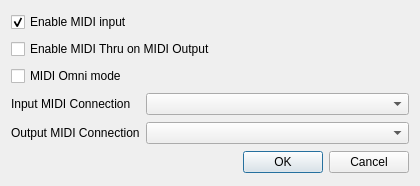
Before: the Qt Designer form src/midisetup.ui in pedrolcl/VMPK, drawn with Qt 5.
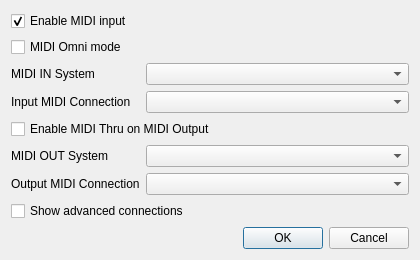
After: the same form once the commit is applied. Icons and pictures are not drawn.

```diff
--- a/src/midisetup.ui
+++ b/src/midisetup.ui
@@ -24,7 +24,7 @@
     <x>0</x>
     <y>0</y>
     <width>420</width>
-    <height>186</height>
+    <height>256</height>
    </rect>
   </property>
   <property name="minimumSize">
@@ -40,8 +40,8 @@
    <iconset resource="../data/vmpk.qrc">
     <normaloff>:/vpiano/vmpk_32x32.png</normaloff>:/vpiano/vmpk_32x32.png</iconset>
   </property>
-  <layout class="QGridLayout">
-   <item row="0" column="0" colspan="2">
+  <layout class="QGridLayout" name="gridLayout">
+   <item row="0" column="0" colspan="3">
     <widget class="QCheckBox" name="chkEnableInput">
      <property name="whatsThis">
       <string>Check this box to enable MIDI input for the program. In Linux and Mac OSX the input port is always enabled and can't be un-ckecked</string>
@@ -54,7 +54,17 @@
      </property>
     </widget>
    </item>
-   <item row="1" column="0" colspan="2">
+   <item row="9" column="0" colspan="3">
+    <widget class="QDialogButtonBox" name="buttonBox">
+     <property name="orientation">
+      <enum>Qt::Horizontal</enum>
+     </property>
+     <property name="standardButtons">
+      <set>QDialogButtonBox::Cancel|QDialogButtonBox::Ok</set>
+     </property>
+    </widget>
+   </item>
+   <item row="5" column="0" colspan="2">
     <widget class="QCheckBox" name="chkEnableThru">
      <property name="whatsThis">
       <string>Check this box to enable the MIDI Thru function: any MIDI event received in the input port will be copied unchanged to the output port</string>
@@ -64,7 +74,55 @@
      </property>
     </widget>
    </item>
-   <item row="3" column="0">
+   <item row="6" column="0">
+    <widget class="QLabel" name="labelOutputBackend">
+     <property name="text">
+      <string>MIDI OUT System</string>
+     </property>
+    </widget>
+   </item>
+   <item row="6" column="1" colspan="2">
+    <widget class="QComboBox" name="comboOutputBackends">
+     <property name="sizePolicy">
+      <sizepolicy hsizetype="Expanding" vsizetype="Fixed">
+       <horstretch>0</horstretch>
+       <verstretch>0</verstretch>
+      </sizepolicy>
+     </property>
+    </widget>
+   </item>
+   <item row="1" column="0" colspan="3">
+    <widget class="QCheckBox" name="chkOmni">
+     <property name="text">
+      <string>MIDI Omni mode</string>
+     </property>
+    </widget>
+   </item>
+   <item row="2" column="0">
+    <widget class="QLabel" name="labelInputBackend">
+     <property name="text">
+      <string>MIDI IN System</string>
+     </property>
+    </widget>
+   </item>
+   <item row="2" column="1" colspan="2">
+    <widget class="QComboBox" name="comboinputBackends">
+     <property name="sizePolicy">
+      <sizepolicy hsizetype="Expanding" vsizetype="Fixed">
+       <horstretch>0</horstretch>
+       <verstretch>0</verstretch>
+      </sizepolicy>
+     </property>
+    </widget>
+   </item>
+   <item row="8" column="0" colspan="3">
+    <widget class="QCheckBox" name="chkAdvanced">
+     <property name="text">
+      <string>Show advanced connections</string>
+     </property>
+    </widget>
+   </item>
+   <item row="4" column="0">
     <widget class="QLabel" name="labelInput">
      <property name="sizePolicy">
       <sizepolicy hsizetype="Minimum" vsizetype="Preferred">
@@ -80,26 +138,7 @@
      </property>
     </widget>
    </item>
-   <item row="3" column="1">
-    <widget class="QComboBox" name="comboInput">
-     <property name="sizePolicy">
-      <sizepolicy hsizetype="Expanding" vsizetype="Fixed">
-       <horstretch>0</horstretch>
-       <verstretch>0</verstretch>
-      </sizepolicy>
-     </property>
-     <property name="minimumSize">
-      <size>
-       <width>180</width>
-       <height>0</height>
-      </size>
-     </property>
-     <property name="whatsThis">
-      <string>Use this control to change the connection for the MIDI input port, if it is enabled</string>
-     </property>
-    </widget>
-   </item>
-   <item row="4" column="0">
+   <item row="7" column="0">
     <widget class="QLabel" name="labelOutput">
      <property name="sizePolicy">
       <sizepolicy hsizetype="Minimum" vsizetype="Preferred">
@@ -115,7 +154,26 @@
      </property>
     </widget>
    </item>
-   <item row="4" column="1">
+   <item row="4" column="1" colspan="2">
+    <widget class="QComboBox" name="comboInput">
+     <property name="sizePolicy">
+      <sizepolicy hsizetype="Expanding" vsizetype="Fixed">
+       <horstretch>0</horstretch>
+       <verstretch>0</verstretch>
+      </sizepolicy>
+     </property>
+     <property name="minimumSize">
+      <size>
+       <width>180</width>
+       <height>0</height>
+      </size>
+     </property>
+     <property name="whatsThis">
+      <string>Use this control to change the connection for the MIDI input port, if it is enabled</string>
+     </property>
+    </widget>
+   </item>
+   <item row="7" column="1" colspan="2">
     <widget class="QComboBox" name="comboOutput">
      <property name="sizePolicy">
       <sizepolicy hsizetype="Expanding" vsizetype="Fixed">
@@ -134,23 +192,6 @@
      </property>
     </widget>
    </item>
-   <item row="5" column="0" colspan="2">
-    <widget class="QDialogButtonBox" name="buttonBox">
-     <property name="orientation">
-      <enum>Qt::Horizontal</enum>
-     </property>
-     <property name="standardButtons">
-      <set>QDialogButtonBox::Cancel|QDialogButtonBox::Ok</set>
-     </property>
-    </widget>
-   </item>
-   <item row="2" column="0">
-    <widget class="QCheckBox" name="chkOmni">
-     <property name="text">
-      <string>MIDI Omni mode</string>
-     </property>
-    </widget>
-   </item>
   </layout>
  </widget>
  <tabstops>
```
Left out of the diff: 3 changed lines with no effect on the pictures.
